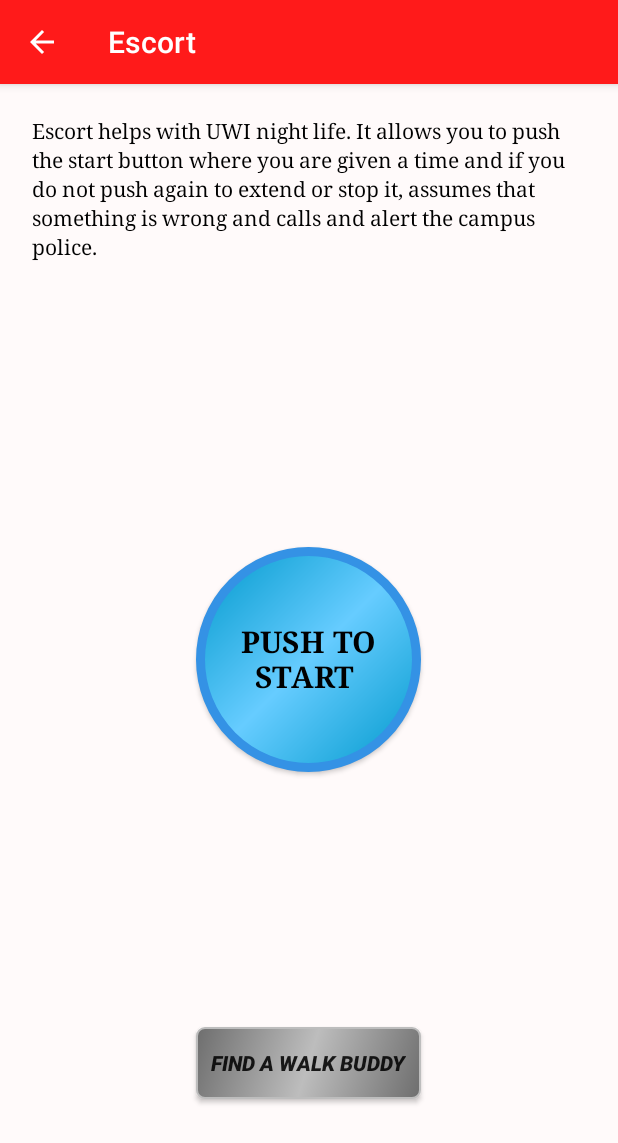
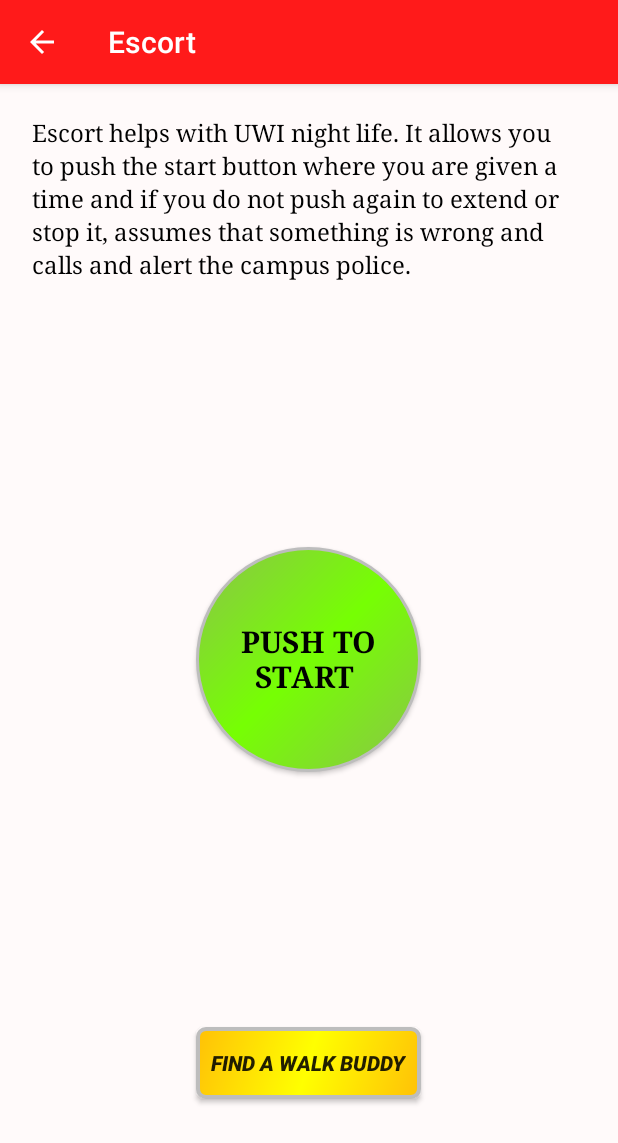
Before and after one commit to megan16/UserFrontend-project, an Android app: the EscortActivity screen opened directly, with no data from a screen before it, on a phone screen of 412 x 824 dp. Shown: the top 1143 px of the screen. Run offline under Robolectric (Android 15) with nearby library versions, the phone set to English and light mode, and no system bars.

Commit message:
walkB start

```diff
--- a/UWICommunity/app/src/main/AndroidManifest.xml
+++ b/UWICommunity/app/src/main/AndroidManifest.xml
@@ -43,7 +43,8 @@
             android:name=".EscortActivity"
             android:label="@string/title_activity_escort"
             android:theme="@style/AppTheme.NoActionBar" />
-        <activity android:name=".Login"></activity>
+        <activity android:name=".Login" />
+        <activity android:name=".WalkBData"></activity>
     </application>
 
 </manifest>
--- /dev/null
+++ b/UWICommunity/app/src/main/res/drawable/alarm_button1.xml
@@ -0,0 +1,80 @@
+<?xml version="1.0" encoding="utf-8"?>
+<shape xmlns:android="http://schemas.android.com/apk/res/android"
+    android:shape="oval">
+    <!--<solid android:color="#03A9F4" />-->
+    <gradient
+        android:angle="135"
+        android:centerColor="#76FF03"
+        android:endColor="#8BC34A"
+        android:startColor="#8BC34A"
+        android:type="linear" />
+
+    <corners android:bottomRightRadius="8dp"
+        android:bottomLeftRadius="8dp"
+        android:topRightRadius="8dp"
+        android:topLeftRadius="8dp"/>
+
+    <padding
+        android:left="10dp"
+        android:top="10dp"
+        android:right="10dp"
+        android:bottom="10dp"
+    />
+    <size
+        android:width="150dp"
+        android:height="150dp"
+        />
+    <stroke
+        android:width="2dp"
+        android:color="@color/light_gray"
+        />
+
+</shape>
+
+
+<!-- Blue schema -->
+<!--android:centerColor="#66CCFF"-->
+        <!--android:endColor="#0099CC"-->
+        <!--android:startColor="#0099CC"-->
+
+    <!--<?xml version="1.0" encoding="utf-8"?>-->
+<!--<selector xmlns:android="http://schemas.android.com/apk/res/android">-->
+<!--<item android:state_pressed="true" >-->
+    <!--<shape android:shape="oval">-->
+        <!--<android-->
+            <!--android:color="#449def" />-->
+        <!--<stroke-->
+            <!--android:width="1dp"-->
+            <!--android:color="#2f6699" />-->
+        <!--<corners-->
+            <!--android:radius="3dp" />-->
+        <!--<padding-->
+            <!--android:left="10dp"-->
+            <!--android:top="10dp"-->
+            <!--android:right="10dp"-->
+            <!--android:bottom="10dp" />-->
+    <!--</shape>-->
+<!--</item>-->
+<!--<item>-->
+    <!--<shape android:shape="oval">-->
+        <!--<gradient-->
+            <!--android:startColor="#449def"-->
+            <!--android:endColor="#2f6699"-->
+            <!--android:angle="270" />-->
+        <!--<stroke-->
+            <!--android:width="1dp"-->
+            <!--android:color="#2f6699" />-->
+        <!--<corners-->
+            <!--android:radius="4dp" />-->
+        <!--<padding-->
+            <!--android:left="10dp"-->
+            <!--android:top="10dp"-->
+            <!--android:right="10dp"-->
+            <!--android:bottom="10dp" />-->
+    <!--</shape>-->
+<!--</item>-->
+<!--</selector>-->
+
+
+
+    <!--<solid android:color="#00C853"-->
--- a/UWICommunity/app/src/main/res/drawable/round_edges_button.xml
+++ b/UWICommunity/app/src/main/res/drawable/round_edges_button.xml
@@ -4,10 +4,11 @@
         android:shape="rectangle">
         <gradient
             android:angle="135"
-            android:centerColor="@color/light_gray"
-            android:endColor="@color/dark_gray"
-            android:startColor="@color/dark_gray"
+            android:centerColor="#FFFF00"
+
+            android:endColor="#FFC107"
+            android:startColor="#FFC107"
             android:type="linear" />
         <corners android:radius="5dp" />
-        <stroke android:width="2px" android:color="@color/light_gray" />
+        <stroke android:width="4px" android:color="@color/light_gray" />
     </shape>
--- a/UWICommunity/app/src/main/res/layout/content_escort.xml
+++ b/UWICommunity/app/src/main/res/layout/content_escort.xml
@@ -12,7 +12,8 @@
     tools:context="com.example.megan.uwicommunity.EscortActivity"
     tools:showIn="@layout/activity_escort"
     android:background="#FFFAFA"
-    android:orientation="vertical">
+    android:orientation="vertical"
+    >
 
     <FrameLayout
         android:layout_width="match_parent"
@@ -35,7 +36,10 @@
             android:padding="5dp"
             android:lineSpacingExtra="3.5dp"
             android:layout_gravity="center_horizontal|top"
+            android:textSize="16sp"
              />
+
+        <!-- Push to start Button alarm btn -->
 
         <Button
             android:layout_width="wrap_content"
@@ -44,8 +48,7 @@
             android:id="@+id/alarmButton"
             android:width="150dp"
             android:height="150dp"
-            android:layout_gravity="center"
-            android:background="@drawable/round_button"
+            android:background="@drawable/alarm_button1"
             android:textColor="#000000"
             android:textStyle="bold"
             android:typeface="serif"
@@ -55,7 +58,8 @@
             android:shadowDy="2"
             android:shadowRadius="8"
             android:onClick="setTimer"
-            android:translationZ="0dp" />
+            android:translationZ="0dp"
+            android:layout_gravity="center" />
 
         <!-- Panic Button -->
         <Button
@@ -102,14 +106,14 @@
             android:padding="5dp"
             android:textStyle="bold|italic"
             android:textColor="@color/white"
-            android:visibility="invisible"
-            />
+            android:visibility="invisible" />
 
 
         <Button
             android:layout_width="wrap_content"
             android:layout_height="wrap_content"
             android:text="@string/wlkbddyBtn"
+            android:id="@+id/walkBud"
             android:layout_marginBottom="75dp"
             android:layout_gravity="center_horizontal|bottom"
             android:background="@drawable/round_edges_button"
@@ -118,5 +122,7 @@
             android:textStyle="bold|italic"/>
 
 
+
+
     </FrameLayout>
 </LinearLayout>
```
Also changed, not shown: UWICommunity/app/src/main/java/com/example/megan/uwicommunity/CustomItemSelectedListner.java (added, +23 -0 lines), UWICommunity/app/src/main/java/com/example/megan/uwicommunity/EscortActivity.java (+104 -43 lines), UWICommunity/app/src/main/java/com/example/megan/uwicommunity/WalkBData.java (added, +77 -0 lines), UWICommunity/app/src/main/res/drawable/alarmbutton2.xml (added, +9 -0 lines), UWICommunity/app/src/main/res/layout/activity_walk_bdata.xml (added, +60 -0 lines), UWICommunity/app/src/main/res/values/strings.xml (+16 -0 lines).
